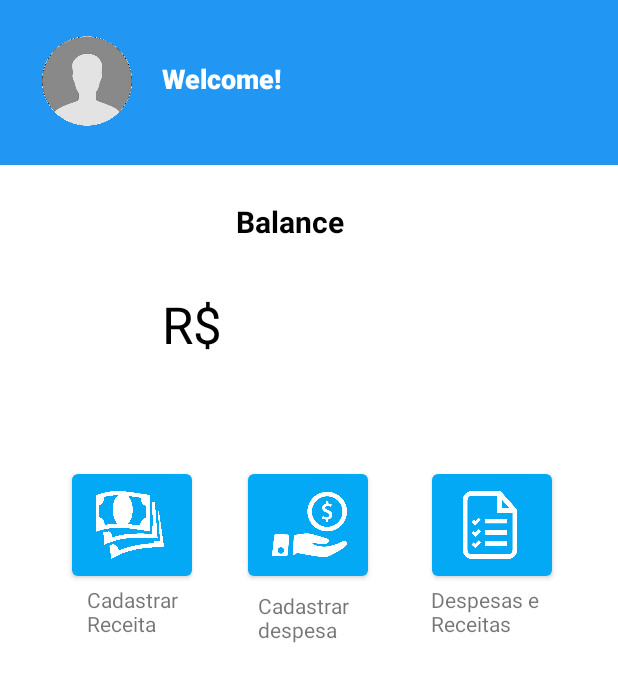
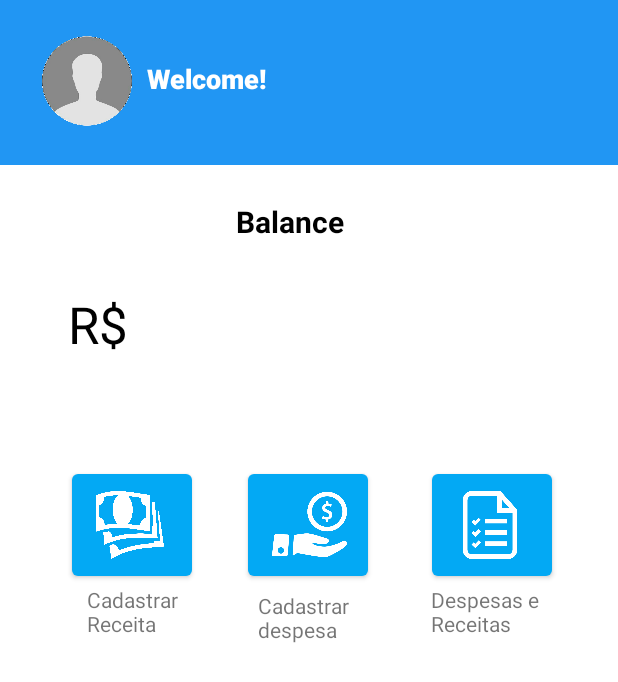
Before and after one commit to tarcizo12/Gestao_Financeira, an Android app: the layout user_activity.xml on its own in the app's theme, with its tools: preview values and no code run, on a phone screen of 412 x 824 dp. Shown: the top 682 px of the screen. Run offline under Robolectric (Android 15) with nearby library versions, the phone set to English and light mode, and no system bars; Roboto replaces fonts that are not available here.

Commit message:
recebendo dados do usuario

```diff
--- a/app/src/main/java/com/example/Activitys/LoginActivity.kt
+++ b/app/src/main/java/com/example/Activitys/LoginActivity.kt
@@ -58,6 +58,7 @@ class LoginActivity : AppCompatActivity(), View.OnClickListener {
             if (task.isSuccessful) {
                 startActivity(Intent(this, UserActivity::class.java))
                 Toast.makeText(baseContext, "Seja bem vindo ", Toast.LENGTH_SHORT).show()
+                finish()
             } else {
             }
         }
--- a/app/src/main/res/layout/user_activity.xml
+++ b/app/src/main/res/layout/user_activity.xml
@@ -31,8 +31,9 @@
 
     <TextView
         android:id="@+id/userWelcome"
-        android:layout_width="100dp"
+        android:layout_width="0dp"
         android:layout_height="25dp"
+        android:layout_marginStart="10dp"
         android:layout_marginTop="40dp"
         android:fontFamily="sans-serif-black"
         android:text="Welcome!"
@@ -60,8 +61,8 @@
 
     <TextView
         android:id="@+id/userMoney"
-        android:layout_width="wrap_content"
-        android:layout_height="wrap_content"
+        android:layout_width="259dp"
+        android:layout_height="42dp"
         android:layout_marginTop="32dp"
         android:text="R$ "
         android:textColor="#000000"
```
Also changed, not shown: app/src/main/java/com/example/Activitys/UserActivity.kt (+41 -13 lines).
